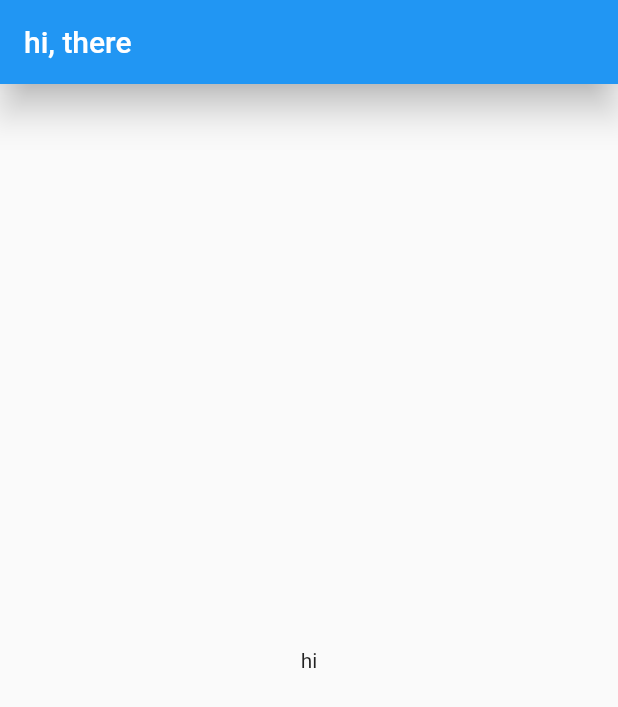
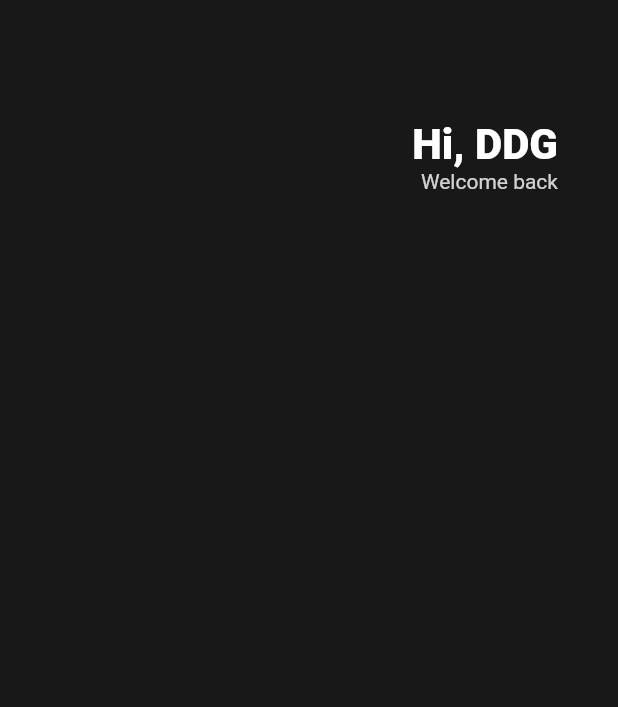
Before and after one commit to greyhawk16/flutter-prtc, a Flutter app: the screen it shows after launch, on a phone screen of 412 x 824 dp. Shown: the top 707 px of the screen. Run offline on Flutter 3.47's test engine with Material 2 defaults, Android fonts, the phone set to English and light mode, and no system bars.

Commit message:
padding, text alignment

```diff
--- a/lib/main.dart
+++ b/lib/main.dart
@@ -15,14 +15,41 @@ class App extends StatelessWidget {
   Widget build(BuildContext context) {
     return MaterialApp(
       home: Scaffold(
-        appBar: AppBar(
-          elevation: 10,
-          title: Text('hi, there'),
-        ),
-        body: Center(
-          child: Text('hi'),
-        ),
-      ),
+          backgroundColor: Color(0xFF181818),
+          body: Padding(
+            padding: EdgeInsets.symmetric(horizontal: 40),
+            child: Column(
+              children: [
+                SizedBox(
+                  height: 80,
+                ),
+                Row(
+                  mainAxisAlignment: MainAxisAlignment.end,
+                  children: [
+                    Column(
+                      crossAxisAlignment: CrossAxisAlignment.end,
+                      children: [
+                        Text(
+                          'Hi, DDG',
+                          style: TextStyle(
+                            color: Colors.white,
+                            fontSize: 28,
+                            fontWeight: FontWeight.w800,
+                          ),
+                        ),
+                        Text(
+                          'Welcome back',
+                          style: TextStyle(
+                            color: Colors.white.withOpacity(0.8),
+                          ),
+                        ),
+                      ],
+                    ),
+                  ],
+                ),
+              ],
+            ),
+          )),
     );
   }
 }
```
